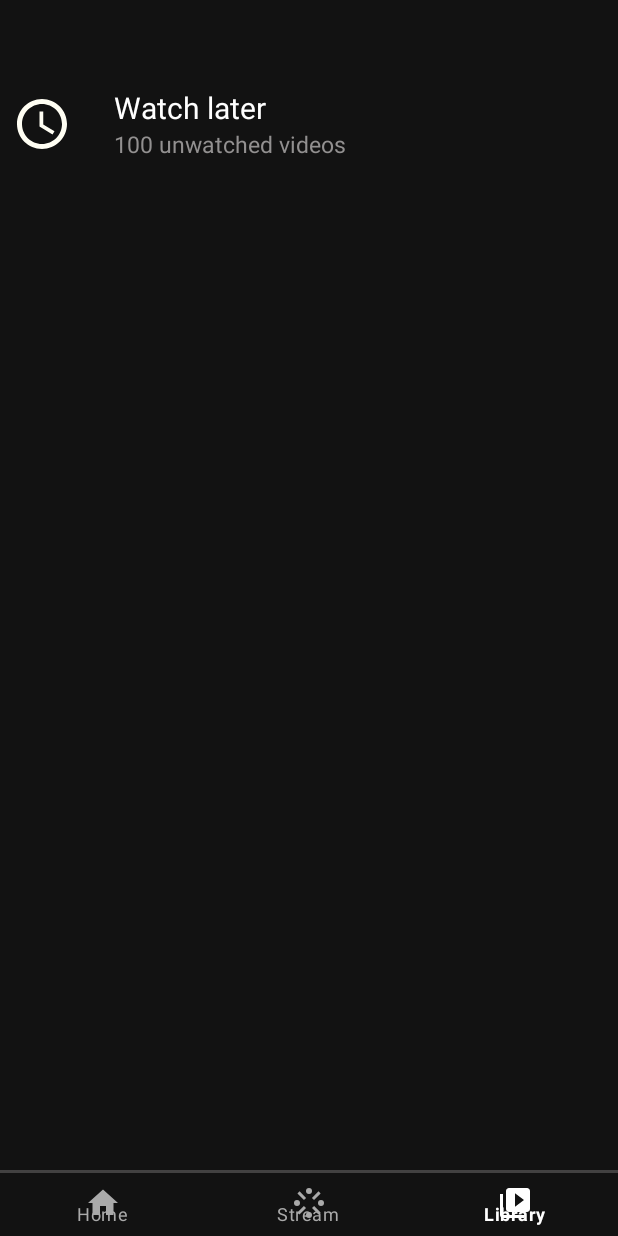
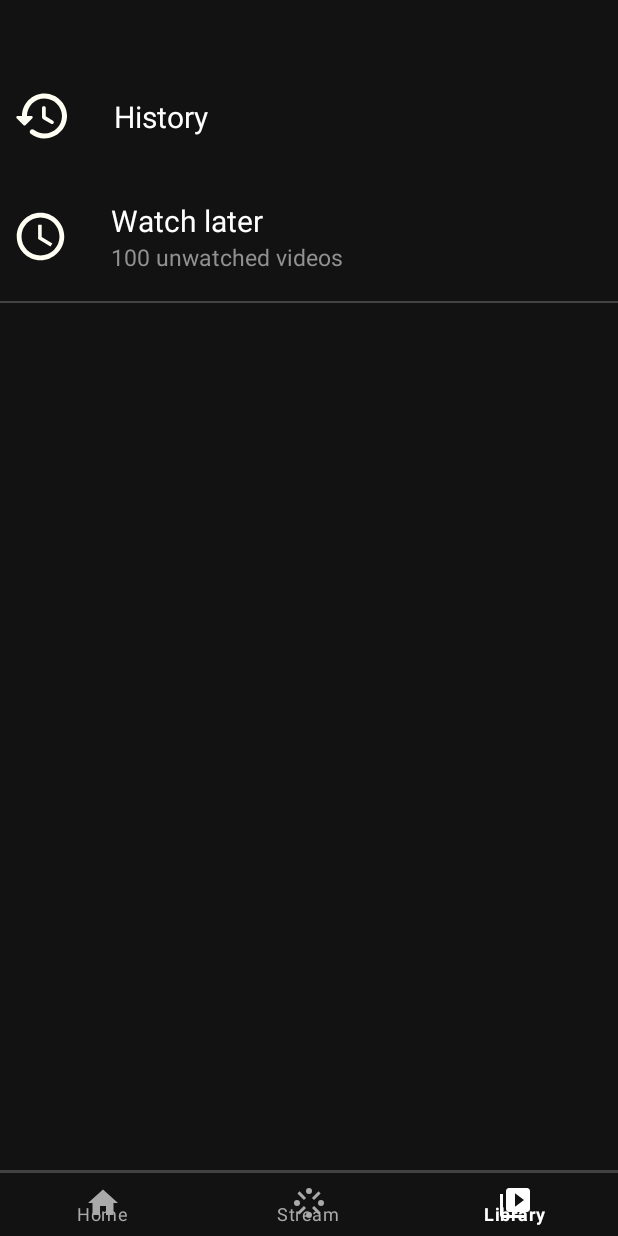
Before and after one commit to Jitendra227/VideoPlex1.0, an Android app: the LibraryActivity screen opened directly, with no data from a screen before it, on a phone screen of 412 x 824 dp. Run offline under Robolectric (Android 15) with nearby library versions, the phone set to English and light mode, and no system bars.

```diff
--- a/app/src/main/java/com/jitendra/videoplex10/Adapters/DeviceMFilesAdapter.java
+++ b/app/src/main/java/com/jitendra/videoplex10/Adapters/DeviceMFilesAdapter.java
@@ -41,7 +41,7 @@ public class DeviceMFilesAdapter extends RecyclerView.Adapter<DeviceMFilesAdapte
     }
 
     @Override
-    public void onBindViewHolder(@NonNull ViewHolder holder, int position) {
+    public void onBindViewHolder(@NonNull ViewHolder holder, @SuppressLint("RecyclerView") int position) {
         holder.vid_name.setText(mediaFilesList.get(position).getvDisplayName());
         String size = mediaFilesList.get(position).getvSize();
         holder.vid_size.setText(android.text.format.Formatter.formatFileSize(context,
--- a/app/src/main/java/com/jitendra/videoplex10/MainActivity.java
+++ b/app/src/main/java/com/jitendra/videoplex10/MainActivity.java
@@ -10,7 +10,6 @@ import androidx.recyclerview.widget.RecyclerView;
 
 import android.Manifest;
 import android.content.ContentResolver;
-import android.content.Context;
 import android.content.Intent;
 import android.content.pm.PackageManager;
 import android.database.Cursor;
@@ -23,9 +22,7 @@ import android.view.MenuItem;
 import com.google.android.material.bottomnavigation.BottomNavigationView;
 import com.google.android.material.navigation.NavigationBarView;
 import com.jitendra.videoplex10.Adapters.DeviceMFilesAdapter;
-import com.jitendra.videoplex10.Adapters.DeviceVideoAdapter;
 import com.jitendra.videoplex10.Model.DeviceMediaFiles;
-import com.jitendra.videoplex10.Model.DeviceVideoItems;
 
 import java.util.ArrayList;
 import java.util.List;
--- /dev/null
+++ b/app/src/main/res/drawable/ic_history.xml
@@ -0,0 +1,5 @@
+<vector android:height="24dp" android:tint="#FFFEF3"
+    android:viewportHeight="24" android:viewportWidth="24"
+    android:width="24dp" xmlns:android="http://schemas.android.com/apk/res/android">
+    <path android:fillColor="@android:color/white" android:pathData="M13.26,3C8.17,2.86 4,6.95 4,12L2.21,12c-0.45,0 -0.67,0.54 -0.35,0.85l2.79,2.8c0.2,0.2 0.51,0.2 0.71,0l2.79,-2.8c0.31,-0.31 0.09,-0.85 -0.36,-0.85L6,12c0,-3.9 3.18,-7.05 7.1,-7 3.72,0.05 6.85,3.18 6.9,6.9 0.05,3.91 -3.1,7.1 -7,7.1 -1.61,0 -3.1,-0.55 -4.28,-1.48 -0.4,-0.31 -0.96,-0.28 -1.32,0.08 -0.42,0.42 -0.39,1.13 0.08,1.49C9,20.29 10.91,21 13,21c5.05,0 9.14,-4.17 9,-9.26 -0.13,-4.69 -4.05,-8.61 -8.74,-8.74zM12.75,8c-0.41,0 -0.75,0.34 -0.75,0.75v3.68c0,0.35 0.19,0.68 0.49,0.86l3.12,1.85c0.36,0.21 0.82,0.09 1.03,-0.26 0.21,-0.36 0.09,-0.82 -0.26,-1.03l-2.88,-1.71v-3.4c0,-0.4 -0.34,-0.74 -0.75,-0.74z"/>
+</vector>
--- a/app/src/main/res/layout/activity_library.xml
+++ b/app/src/main/res/layout/activity_library.xml
@@ -9,6 +9,7 @@
     tools:context=".LibraryActivity">
 
     <LinearLayout
+        android:id="@+id/lib_linear_layout"
         android:layout_width="match_parent"
         android:layout_height="wrap_content"
         android:orientation="vertical"
@@ -17,10 +18,42 @@
         android:layout_marginEnd="4dp">
 
         <LinearLayout
+            android:id="@+id/history_box_layout"
+            android:layout_width="match_parent"
+            android:layout_height="55dp"
+            android:padding="4dp"
+            android:clickable="true"
+            android:focusable="true"
+            android:gravity="center_vertical"
+            android:orientation="horizontal"
+            android:background="?attr/selectableItemBackground">
+
+            <ImageView
+                android:id="@+id/iv_history"
+                android:layout_width="40dp"
+                android:layout_height="40dp"
+                android:layout_gravity="center"
+                android:foregroundGravity="center"
+                android:src="@drawable/ic_history"/>
+
+            <TextView
+                android:id="@+id/tv_history"
+                android:layout_width="wrap_content"
+                android:layout_height="wrap_content"
+                android:text="History"
+                android:layout_marginStart="28dp"
+                android:textSize="20sp"
+                android:layout_gravity="center_vertical"
+                android:textColor="@color/white"/>
+
+        </LinearLayout>
+
+        <LinearLayout
             android:id="@+id/watch_later_box_layout"
             android:layout_width="match_parent"
             android:layout_height="65dp"
             android:padding="4dp"
+            android:layout_marginTop="20dp"
             android:clickable="true"
             android:orientation="horizontal"
             android:gravity="center_vertical"
@@ -29,8 +62,8 @@
 
             <ImageView
                 android:id="@+id/iv_watch_later"
-                android:layout_width="40dp"
-                android:layout_height="40dp"
+                android:layout_width="38dp"
+                android:layout_height="38dp"
                 android:layout_gravity="center"
                 android:foregroundGravity="center"
                 android:src="@drawable/ic_watch_later_icon"/>
@@ -59,10 +92,16 @@
                     android:layout_marginStart="28dp"
                     android:textColor="@color/dim_white"/>
             </LinearLayout>
+        </LinearLayout>
+    </LinearLayout>
 
-        </LinearLayout>
-
-    </LinearLayout>
+    <View
+        android:id="@+id/linear_divider1"
+        android:layout_width="match_parent"
+        android:layout_height="1dp"
+        android:layout_marginTop="10dp"
+        android:layout_below="@id/lib_linear_layout"
+        android:background="#444343" />
 
 
     <View
--- a/app/src/main/res/layout/activity_stream.xml
+++ b/app/src/main/res/layout/activity_stream.xml
@@ -33,9 +33,9 @@
         android:layout_below="@id/ac_stream_toolbar"
         android:layout_alignParentStart="true"
         android:layout_alignParentEnd="true"
-        android:layout_marginStart="4dp"
+        android:layout_marginStart="1dp"
         android:layout_marginTop="10dp"
-        android:layout_marginEnd="4dp" />
+        android:layout_marginEnd="1dp" />
 
     <View
         android:layout_width="match_parent"
```
Also changed, not shown: app/src/main/java/com/jitendra/videoplex10/Adapters/DeviceVideoAdapter.java (deleted, +0 -76 lines), app/src/main/java/com/jitendra/videoplex10/Adapters/FetchYtDataAdapter.java (added, +79 -0 lines), app/src/main/java/com/jitendra/videoplex10/Model/DeviceVideoItems.java (deleted, +0 -38 lines), app/src/main/java/com/jitendra/videoplex10/Model/YtMediaFiles.java (added, +75 -0 lines), app/src/main/java/com/jitendra/videoplex10/StreamActivity.java (+29 -30 lines), app/src/main/res/layout/yt_stream_data.xml (+89 -5 lines), app/src/main/res/drawable/one.jpg (added).
